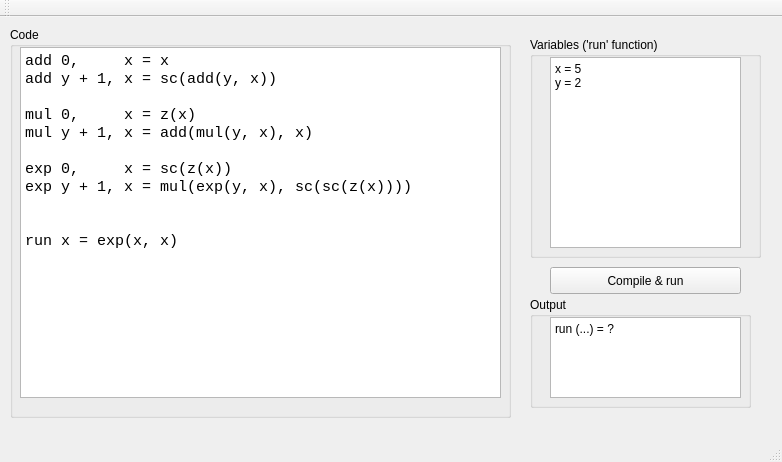
First picture: the form in mainwindow.ui, repository luka-mikec/mu_machine, before the edit.
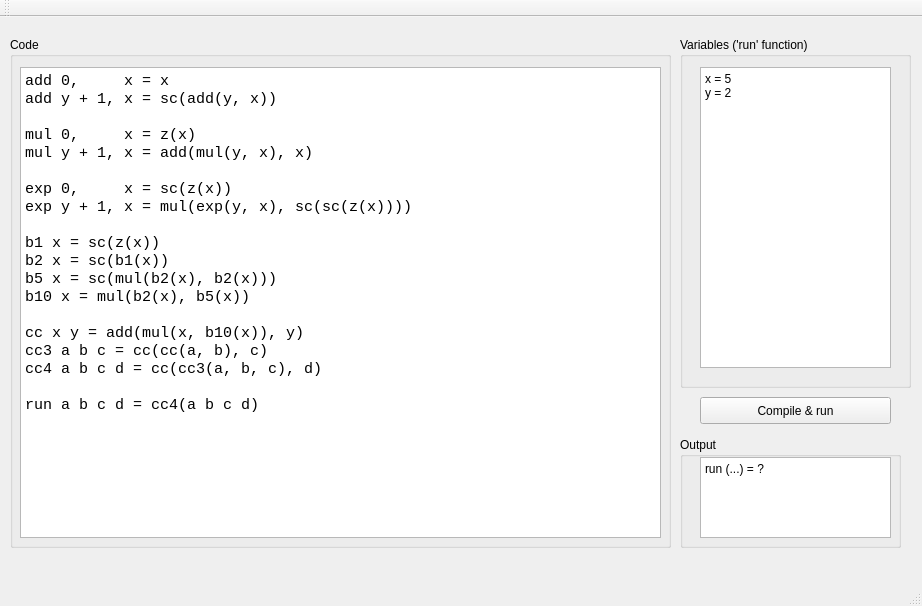
Second picture: the form after the edit.

Commit message: pusheen/error handling

Patch:
```diff
--- a/mainwindow.ui
+++ b/mainwindow.ui
@@ -6,8 +6,8 @@
    <rect>
     <x>0</x>
     <y>0</y>
-    <width>782</width>
-    <height>462</height>
+    <width>922</width>
+    <height>606</height>
    </rect>
   </property>
   <property name="windowTitle">
@@ -18,9 +18,9 @@
     <property name="geometry">
      <rect>
       <x>10</x>
-      <y>10</y>
-      <width>501</width>
-      <height>391</height>
+      <y>20</y>
+      <width>661</width>
+      <height>511</height>
      </rect>
     </property>
     <property name="title">
@@ -30,9 +30,9 @@
      <property name="geometry">
       <rect>
        <x>10</x>
-       <y>20</y>
-       <width>481</width>
-       <height>351</height>
+       <y>30</y>
+       <width>641</width>
+       <height>471</height>
       </rect>
      </property>
      <property name="font">
@@ -54,18 +54,26 @@
 exp 0,     x = sc(z(x))
 exp y + 1, x = mul(exp(y, x), sc(sc(z(x))))
 
+b1 x = sc(z(x))
+b2 x = sc(b1(x))
+b5 x = sc(mul(b2(x), b2(x)))
+b10 x = mul(b2(x), b5(x))
 
-run x = exp(x, x)</string>
+cc x y = add(mul(x, b10(x)), y)
+cc3 a b c = cc(cc(a, b), c)
+cc4 a b c d = cc(cc3(a, b, c), d)
+
+run a b c d = cc4(a b c d)</string>
      </property>
     </widget>
    </widget>
    <widget class="QGroupBox" name="groupBox_2">
     <property name="geometry">
      <rect>
-      <x>530</x>
+      <x>680</x>
       <y>20</y>
       <width>231</width>
-      <height>221</height>
+      <height>351</height>
      </rect>
     </property>
     <property name="title">
@@ -75,9 +83,9 @@
      <property name="geometry">
       <rect>
        <x>20</x>
-       <y>20</y>
+       <y>30</y>
        <width>191</width>
-       <height>191</height>
+       <height>301</height>
       </rect>
      </property>
      <property name="lineWrapMode">
@@ -92,8 +100,8 @@
    <widget class="QGroupBox" name="groupBox_3">
     <property name="geometry">
      <rect>
-      <x>530</x>
-      <y>280</y>
+      <x>680</x>
+      <y>420</y>
       <width>221</width>
       <height>111</height>
      </rect>
@@ -121,8 +129,8 @@
    <widget class="QPushButton" name="pushButton">
     <property name="geometry">
      <rect>
-      <x>550</x>
-      <y>250</y>
+      <x>700</x>
+      <y>380</y>
       <width>191</width>
       <height>27</height>
      </rect>
```
Left out of the diff: 2 changed lines with no effect on the pictures. The commit also changes 2 other files.
